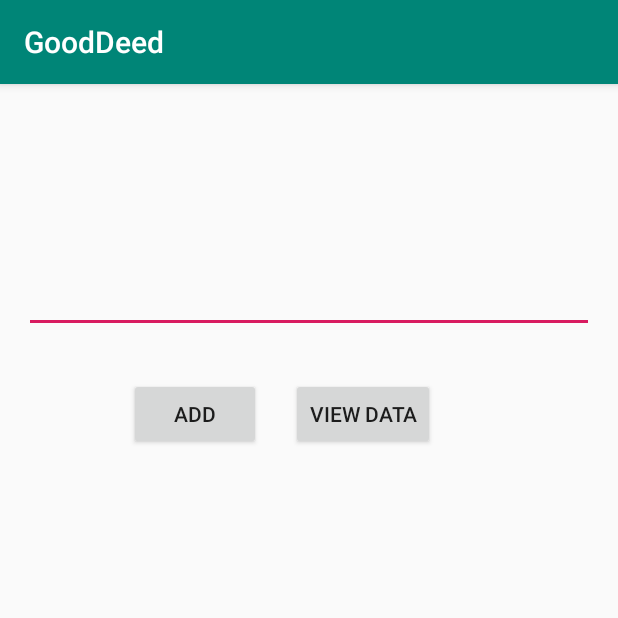
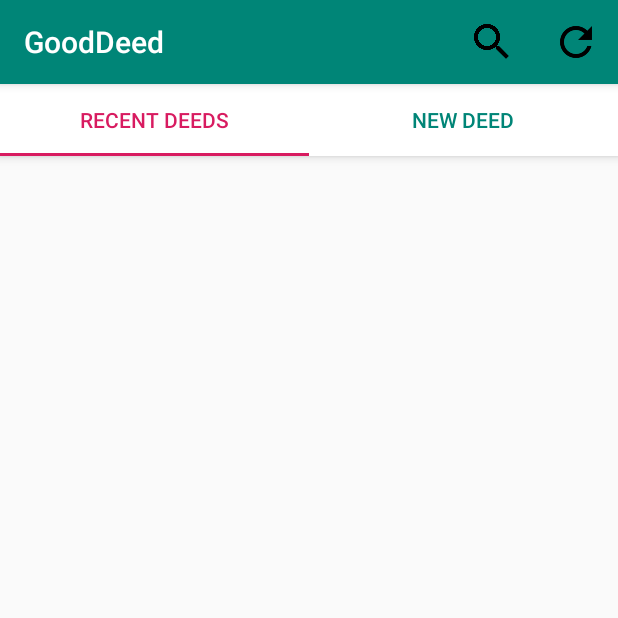
Before and after one commit to cmiesner/GoodDeed, an Android app: the screen it shows after launch (MainActivity), on a phone screen of 412 x 824 dp, the top half of it. Run offline under Robolectric (Android 15) with nearby library versions, the phone set to English and light mode, and no system bars.

Commit message:
Fragment Update not showing fragment contents tho.

```diff
--- a/app/src/main/java/com/example/gooddeed/MainActivity.java
+++ b/app/src/main/java/com/example/gooddeed/MainActivity.java
@@ -1,70 +1,58 @@
     package com.example.gooddeed;
 
+import android.support.design.widget.TabLayout;
 import android.support.v7.app.AppCompatActivity;
 import android.os.Bundle;
-import android.content.Intent;
-import android.os.Bundle;
-import android.view.View;
-import android.widget.Button;
-import android.widget.EditText;
-import android.widget.Toast;
+import android.view.Menu;
+import android.support.v4.app.Fragment;
 
     public class MainActivity extends AppCompatActivity {
 
         private static final String TAG = "MainActivity";
-
-        MyDBHandlerClass mDatabaseHelper;
-        private Button btnAdd, btnViewData;
-        private EditText editText;
+        Fragment fragment1;
+        Fragment fragment2;
 
         @Override
         protected void onCreate(Bundle savedInstanceState) {
             super.onCreate(savedInstanceState);
             setContentView(R.layout.activity_main);
-            editText = (EditText) findViewById(R.id.editText);
-            btnAdd = (Button) findViewById(R.id.btnAdd);
-            btnViewData = (Button) findViewById(R.id.btnView);
-            mDatabaseHelper = new MyDBHandlerClass(this);
 
-            btnAdd.setOnClickListener(new View.OnClickListener() {
+            fragment1 = new Fragment();
+            fragment2 = new Fragment();
+            getSupportFragmentManager().beginTransaction().add(R.id.container,fragment1).commit();
+
+
+            TabLayout tabs = findViewById(R.id.tabs);
+            tabs.addTab(tabs.newTab().setText("Recent Deeds"));
+            tabs.addTab(tabs.newTab().setText("New Deed"));
+            tabs.setOnTabSelectedListener((new TabLayout.OnTabSelectedListener() {
                 @Override
-                public void onClick(View v) {
-                    String newEntry = editText.getText().toString();
-                    if (editText.length() != 0) {
-                        AddData(newEntry);
-                        editText.setText("");
-                    } else {
-                        toastMessage("You must put something in the text field!");
+                public void onTabSelected(TabLayout.Tab tab) {
+                    int position = tab.getPosition();
+                    Fragment selected = null;
+                    if(position == 0) {
+                        selected = fragment1;
                     }
+                    else if(position == 1) {
+                        selected = fragment2;
+                    }
+                    getSupportFragmentManager().beginTransaction().replace(R.id.container, selected).commit();
+                }
+
+                @Override
+                public void onTabUnselected(TabLayout.Tab tab) {
 
                 }
-            });
 
-            btnViewData.setOnClickListener(new View.OnClickListener() {
                 @Override
-                public void onClick(View v) {
-                    Intent intent = new Intent(MainActivity.this, list_layout.class);
-                    startActivity(intent);
+                public void onTabReselected(TabLayout.Tab tab) {
+
                 }
-            });
-
+            }));
         }
-
-        public void AddData(String newEntry) {
-            boolean insertData = mDatabaseHelper.addData(newEntry);
-
-            if (insertData) {
-                toastMessage("Data Successfully Inserted!");
-            } else {
-                toastMessage("Something went wrong");
-            }
-        }
-
-        /**
-         * customizable toast
-         * @param message
-         */
-        private void toastMessage(String message){
-            Toast.makeText(this,message, Toast.LENGTH_SHORT).show();
+        @Override
+        public boolean onCreateOptionsMenu(Menu menu) {
+            getMenuInflater().inflate(R.menu.menu_main, menu);
+            return true;
         }
     }
--- a/app/src/main/java/com/example/gooddeed/MyDBHandlerClass.java
+++ b/app/src/main/java/com/example/gooddeed/MyDBHandlerClass.java
@@ -42,11 +42,7 @@ public class MyDBHandlerClass extends SQLiteOpenHelper {
         long result = db.insert(TABLE_NAME, null, contentValues);
 
         //if date as inserted incorrectly it will return -1
-        if (result == -1) {
-            return false;
-        } else {
-            return true;
-        }
+        return result != -1;
     }
     /**
      * Returns all the data from database
--- a/app/src/main/java/com/example/gooddeed/edit_layout_data.java
+++ b/app/src/main/java/com/example/gooddeed/edit_layout_data.java
@@ -25,9 +25,9 @@ public class edit_layout_data extends AppCompatActivity {
     protected void onCreate(@Nullable Bundle savedInstanceState) {
         super.onCreate(savedInstanceState);
         setContentView(R.layout.activity_edit_layout_data);
-        btnSave = (Button) findViewById(R.id.btnSave);
-        btnDelete = (Button) findViewById(R.id.btnDelete);
-        editable_item = (EditText) findViewById(R.id.editable_item);
+        btnSave = findViewById(R.id.btnSave);
+        btnDelete = findViewById(R.id.btnDelete);
+        editable_item = findViewById(R.id.editable_item);
         mDatabaseHelper = new MyDBHandlerClass(this);
 
         //get the intent extra from the ListDataActivity
--- a/app/src/main/res/layout/activity_main.xml
+++ b/app/src/main/res/layout/activity_main.xml
@@ -3,44 +3,35 @@
     xmlns:tools="http://schemas.android.com/tools"
     android:layout_width="match_parent"
     android:layout_height="match_parent"
-    android:paddingBottom="16dp"
-    android:paddingLeft="16dp"
-    android:paddingRight="16dp"
-    android:paddingTop="16dp"
+    xmlns:app="http://schemas.android.com/apk/res-auto"
     tools:context="com.example.gooddeed.MainActivity">
+    <android.support.design.widget.CoordinatorLayout
+        android:layout_width="match_parent"
+        android:layout_height="match_parent">
 
-    <RelativeLayout
-        android:layout_width="wrap_content"
-        android:layout_height="wrap_content"
-        android:id="@+id/relativeLayout1">
-        <EditText
-            android:layout_marginTop="100dp"
-            android:textAlignment="center"
+        <android.support.design.widget.AppBarLayout
             android:layout_width="match_parent"
-            android:layout_height="50dp"
-            android:id="@+id/editText"/>
-    </RelativeLayout>
+            android:layout_height="wrap_content"
+            android:theme="@style/ThemeOverlay.AppCompat.Dark.ActionBar">
 
-    <RelativeLayout
-        android:layout_marginTop="30dp"
-        android:layout_below="@+id/relativeLayout1"
-        android:layout_width="match_parent"
-        android:layout_height="wrap_content">
+            <android.support.design.widget.TabLayout
+                android:layout_width="match_parent"
+                android:layout_height="wrap_content"
+                android:background="@android:color/background_light"
+                android:elevation="1dp"
+                app:tabMode="fixed"
+                app:tabGravity="fill"
+                app:tabTextColor="@color/colorPrimary"
+                app:tabSelectedTextColor="@color/colorAccent"
+                android:id="@+id/tabs">
+            </android.support.design.widget.TabLayout>
+        </android.support.design.widget.AppBarLayout>
 
-        <Button
-            android:layout_marginLeft="70dp"
-            android:layout_width="wrap_content"
-            android:layout_height="wrap_content"
-            android:id="@+id/btnAdd"
-            android:text="Add"/>
-        <Button
-            android:layout_marginLeft="20dp"
-            android:layout_width="wrap_content"
-            android:layout_height="wrap_content"
-            android:id="@+id/btnView"
-            android:text="View Data"
-            android:layout_toRightOf="@+id/btnAdd"/>
-
-    </RelativeLayout>
+        <FrameLayout
+            android:layout_width="match_parent"
+            android:layout_height="match_parent"
+            app:layout_behavior="@string/appbar_scrolling_view_behavior"
+            android:id="@+id/container"/>
+    </android.support.design.widget.CoordinatorLayout>
 
 </RelativeLayout>
--- a/app/src/main/res/layout/activity_list_layout.xml
+++ b/app/src/main/res/layout/fragment_recent_deeds.xml
@@ -1,8 +1,9 @@
 <?xml version="1.0" encoding="utf-8"?>
 <LinearLayout xmlns:android="http://schemas.android.com/apk/res/android"
-    android:orientation="vertical"
+    xmlns:tools="http://schemas.android.com/tools"
     android:layout_width="match_parent"
-    android:layout_height="match_parent">
+    android:layout_height="match_parent"
+    tools:context=".recentDeeds">
 
     <ListView
         android:layout_width="match_parent"
--- /dev/null
+++ b/app/src/main/res/menu/menu_main.xml
@@ -0,0 +1,15 @@
+<?xml version="1.0" encoding="utf-8"?>
+<menu xmlns:android="http://schemas.android.com/apk/res/android"
+    xmlns:app="http://schemas.android.com/apk/res-auto">
+    <item
+        android:id="@+id/menu_search"
+        android:title="Search"
+        android:icon="@drawable/search"
+        app:showAsAction="always" ></item>
+    <item
+        android:id="@+id/menu_refresh"
+        android:title="Settings"
+        android:icon="@drawable/refresh"
+        app:showAsAction="always" />
+
+</menu>
--- /dev/null
+++ b/app/src/main/res/values/dimens.xml
@@ -0,0 +1,5 @@
+<resources>
+    <!-- Default screen margins, per the Android Design guidelines. -->
+    <dimen name="activity_horizontal_margin">16dp</dimen>
+    <dimen name="activity_vertical_margin">16dp</dimen>
+</resources>
```
Also changed, not shown: app/src/main/java/com/example/gooddeed/list_layout.java (deleted, +0 -84 lines), app/src/main/java/com/example/gooddeed/newDeedFragment.java (added, +66 -0 lines), app/src/main/java/com/example/gooddeed/recentDeeds.java (added, +52 -0 lines), app/src/main/res/layout/fragment_new_deed.xml (added, +33 -0 lines), app/src/main/res/values/strings.xml (+16 -0 lines), app/src/main/res/drawable-v24/refresh.png (added), app/src/main/res/drawable-v24/search.png (added).
